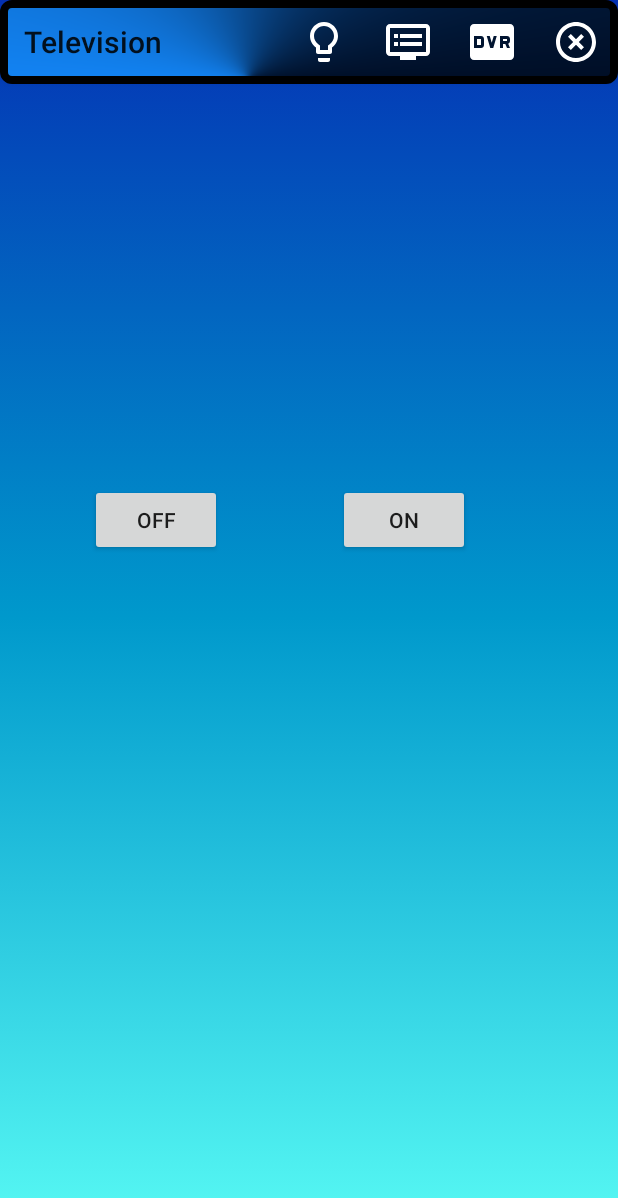
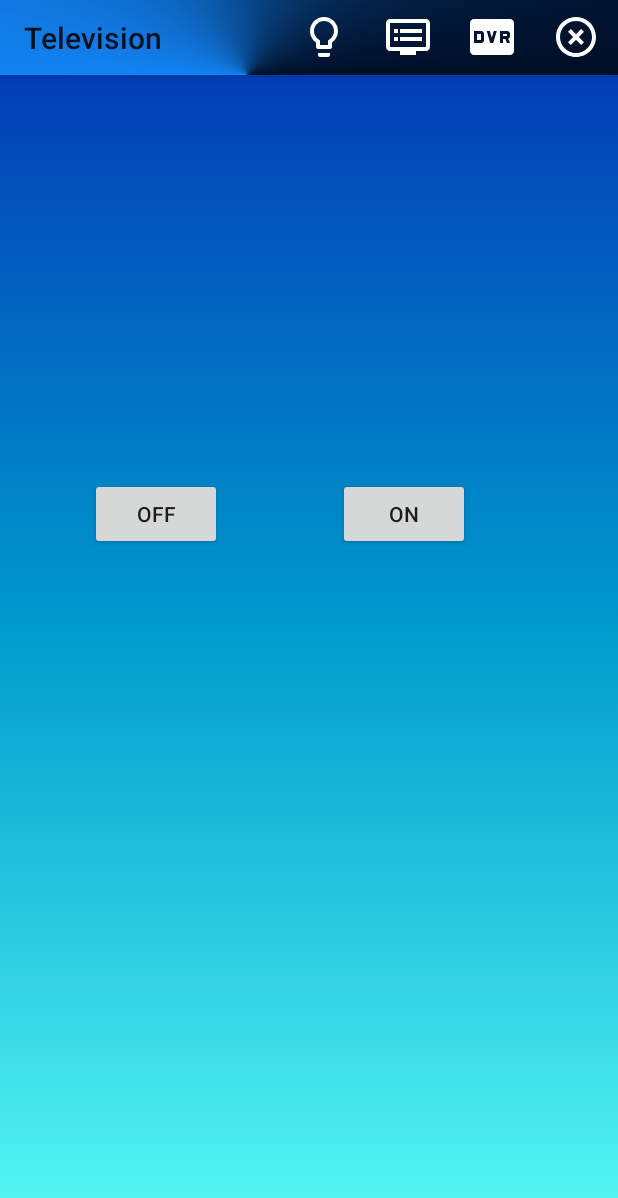
Before and after one commit to Paul-Abel/Controller-Java, an Android app: the screen it shows after launch (MainActivity), on a phone screen of 412 x 824 dp. Shown: the top 1198 px of the screen. Run offline under Robolectric (Android 15) with nearby library versions, the phone set to English and light mode, and no system bars.

Commit message:
bugfix toolbar 2.0

```diff
--- a/app/src/main/res/drawable/toolbar_background.xml
+++ b/app/src/main/res/drawable/toolbar_background.xml
@@ -1,10 +1,10 @@
 <?xml version="1.0" encoding="utf-8"?>
 <shape xmlns:android="http://schemas.android.com/apk/res/android" android:shape="rectangle" >
     <corners
-        android:topLeftRadius="5dp"
-        android:topRightRadius="5dp"
-        android:bottomLeftRadius="5dp"
-        android:bottomRightRadius="5dp"
+        android:topLeftRadius="0dp"
+        android:topRightRadius="0dp"
+        android:bottomLeftRadius="0dp"
+        android:bottomRightRadius="0dp"
         />
     <gradient
         android:angle="330"
@@ -22,7 +22,7 @@
         android:bottom="0dp"
         />
     <stroke
-        android:width="5dp"
+        android:width="0dp"
         android:color="#ff000000"
         />
 </shape>
--- a/app/src/main/res/layout/toolbar.xml
+++ b/app/src/main/res/layout/toolbar.xml
@@ -1,7 +1,8 @@
 <?xml version="1.0" encoding="utf-8"?>
 <androidx.appcompat.widget.Toolbar xmlns:android="http://schemas.android.com/apk/res/android"
     android:layout_width="match_parent"
-    android:layout_height="wrap_content"
+    android:layout_height="50sp"
+    xmlns:app="http://schemas.android.com/apk/res-auto"
     android:background="@drawable/toolbar_background"
     android:elevation="4dp"
-    />
+    app:titleTextAppearance="@style/ToolbarTitle"/>
--- a/app/src/main/res/values/styles.xml
+++ b/app/src/main/res/values/styles.xml
@@ -6,6 +6,10 @@
         <item name="colorPrimary">@color/colorPrimary</item>
         <item name="colorPrimaryDark">@color/colorPrimaryDark</item>
         <item name="colorAccent">@color/colorAccent</item>
+
     </style>
 
+    <style name="ToolbarTitle" parent="@style/TextAppearance.AppCompat.Widget.ActionBar.Title">
+        <item name="android:textSize">20sp</item>
+    </style>
 </resources>
```
